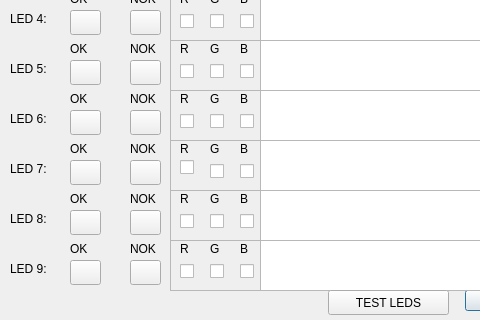
Above: dialogled.ui from JakobGerjolj/SideMountTestGUI before the change; both pictures show x 0 to 480 and y 160 to 480 of the 640 by 480 pixel window. Below: the same form after it.
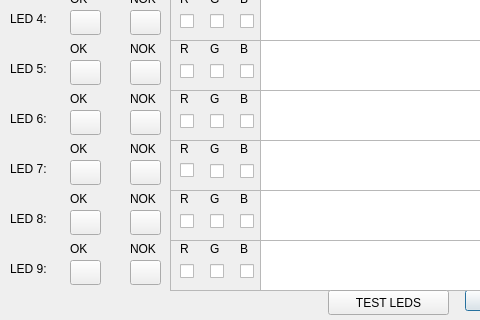
That is the form after the change.

```diff
--- a/dialogled.ui
+++ b/dialogled.ui
@@ -1284,8 +1284,8 @@
      <rect>
       <x>10</x>
       <y>20</y>
-      <width>14</width>
-      <height>15</height>
+      <width>20</width>
+      <height>21</height>
      </rect>
     </property>
     <property name="text">
```
